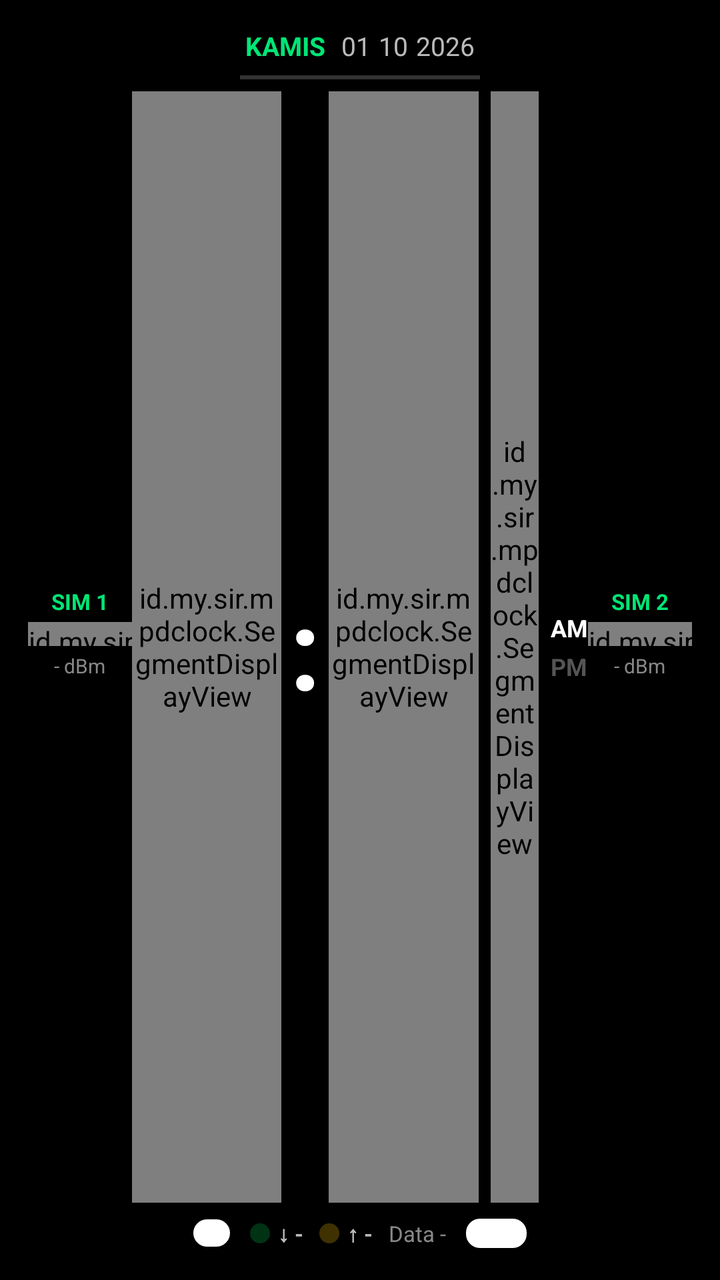
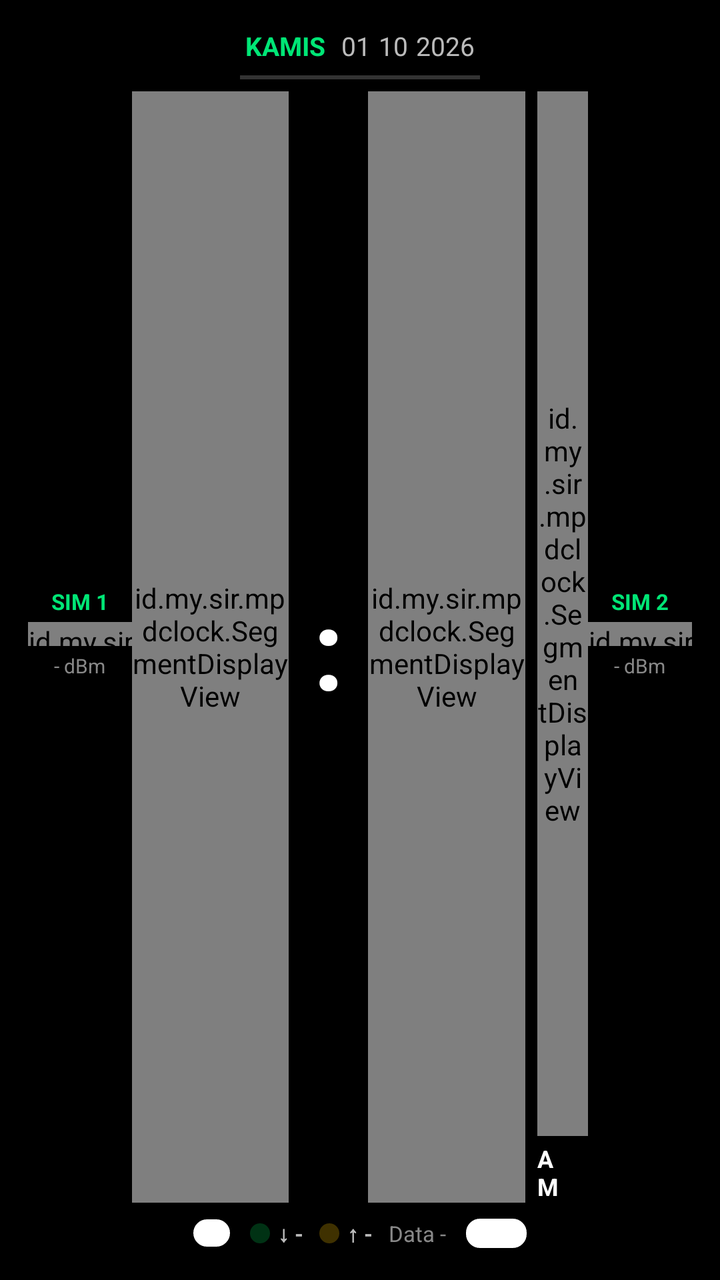

Screens rendered from an Android XML layout before and after an edit, with the pre-edit source and the edit as a unified diff.
<!-- AndroidManifest.xml: application theme Theme.JamDigital -->
<!-- res/layout/activity_main_watch.xml -->
<?xml version="1.0" encoding="utf-8"?>
<FrameLayout xmlns:android="http://schemas.android.com/apk/res/android"
    android:id="@+id/rootFrame"
    android:layout_width="match_parent"
    android:layout_height="match_parent"
    android:background="@android:color/black"
    android:keepScreenOn="true">

    <LinearLayout
        android:layout_width="match_parent"
        android:layout_height="match_parent"
        android:gravity="center"
        android:orientation="vertical"
        android:padding="14dp">

        
        <LinearLayout
            android:layout_width="wrap_content"
            android:layout_height="wrap_content"
            android:gravity="center_vertical"
            android:orientation="horizontal">

            <TextView
                android:id="@+id/dayNameText"
                android:layout_width="wrap_content"
                android:layout_height="wrap_content"
                android:text="KAMIS"
                android:textColor="#00E676"
                android:textSize="13sp"
                android:textStyle="bold" />

            <TextView
                android:id="@+id/dateDayText"
                android:layout_width="wrap_content"
                android:layout_height="wrap_content"
                android:layout_marginStart="8dp"
                android:text="01"
                android:textColor="#BBBBBB"
                android:textSize="13sp" />

            <TextView
                android:id="@+id/dateMonthText"
                android:layout_width="wrap_content"
                android:layout_height="wrap_content"
                android:layout_marginStart="4dp"
                android:text="10"
                android:textColor="#BBBBBB"
                android:textSize="13sp" />

            <TextView
                android:id="@+id/dateYearText"
                android:layout_width="wrap_content"
                android:layout_height="wrap_content"
                android:layout_marginStart="4dp"
                android:text="2026"
                android:textColor="#BBBBBB"
                android:textSize="13sp" />
        </LinearLayout>

        <View
            android:id="@+id/dividerTop"
            android:layout_width="120dp"
            android:layout_height="2dp"
            android:layout_marginTop="6dp"
            android:layout_marginBottom="6dp"
            android:background="#333333" />

        
        <LinearLayout
            android:layout_width="match_parent"
            android:layout_height="0dp"
            android:layout_weight="1"
            android:gravity="center_vertical"
            android:orientation="horizontal">

            
            <LinearLayout
                android:layout_width="wrap_content"
                android:layout_height="wrap_content"
                android:gravity="center_horizontal"
                android:orientation="vertical">

                <TextView
                    android:id="@+id/sim1Label"
                    android:layout_width="wrap_content"
                    android:layout_height="wrap_content"
                    android:text="SIM 1"
                    android:textColor="#00E676"
                    android:textSize="11sp"
                    android:textStyle="bold" />

                <id.my.sir.mpdclock.SignalBarsView
                    android:id="@+id/sim1Bars"
                    android:layout_width="52dp"
                    android:layout_height="12dp"
                    android:layout_marginTop="3dp" />

                <TextView
                    android:id="@+id/sim1Dbm"
                    android:layout_width="wrap_content"
                    android:layout_height="wrap_content"
                    android:layout_marginTop="3dp"
                    android:text="- dBm"
                    android:textColor="#888888"
                    android:textSize="10sp" />

                <TextView
                    android:id="@+id/sim1Band"
                    android:layout_width="wrap_content"
                    android:layout_height="wrap_content"
                    android:text=""
                    android:textColor="#888888"
                    android:textSize="10sp" />
            </LinearLayout>

            
            <LinearLayout
                android:id="@+id/clockBox"
                android:layout_width="0dp"
                android:layout_height="match_parent"
                android:layout_weight="1"
                android:gravity="center"
                android:orientation="horizontal">

                <id.my.sir.mpdclock.SegmentDisplayView
                    android:id="@+id/hourView"
                    android:layout_width="0dp"
                    android:layout_height="match_parent"
                    android:layout_weight="1" />

                <TextView
                    android:id="@+id/colonView"
                    android:layout_width="wrap_content"
                    android:layout_height="wrap_content"
                    android:layout_marginHorizontal="4dp"
                    android:text=":"
                    android:textColor="@android:color/white"
                    android:textSize="56sp"
                    android:textStyle="bold" />

                <id.my.sir.mpdclock.SegmentDisplayView
                    android:id="@+id/minView"
                    android:layout_width="0dp"
                    android:layout_height="match_parent"
                    android:layout_weight="1" />

                <id.my.sir.mpdclock.SegmentDisplayView
                    android:id="@+id/secView"
                    android:layout_width="0dp"
                    android:layout_height="match_parent"
                    android:layout_marginStart="6dp"
                    android:layout_weight="0.32" />

                <LinearLayout
                    android:layout_width="wrap_content"
                    android:layout_height="wrap_content"
                    android:layout_marginStart="6dp"
                    android:orientation="vertical">

                    <TextView
                        android:id="@+id/amText"
                        android:layout_width="wrap_content"
                        android:layout_height="wrap_content"
                        android:text="AM"
                        android:textColor="@android:color/white"
                        android:textSize="12sp"
                        android:textStyle="bold" />

                    <TextView
                        android:id="@+id/pmText"
                        android:layout_width="wrap_content"
                        android:layout_height="wrap_content"
                        android:layout_marginTop="3dp"
                        android:text="PM"
                        android:textColor="#555555"
                        android:textSize="12sp"
                        android:textStyle="bold" />
                </LinearLayout>
            </LinearLayout>

            
            <LinearLayout
                android:layout_width="wrap_content"
                android:layout_height="wrap_content"
                android:gravity="center_horizontal"
                android:orientation="vertical">

                <TextView
                    android:id="@+id/sim2Label"
                    android:layout_width="wrap_content"
                    android:layout_height="wrap_content"
                    android:text="SIM 2"
                    android:textColor="#00E676"
                    android:textSize="11sp"
                    android:textStyle="bold" />

                <id.my.sir.mpdclock.SignalBarsView
                    android:id="@+id/sim2Bars"
                    android:layout_width="52dp"
                    android:layout_height="12dp"
                    android:layout_marginTop="3dp" />

                <TextView
                    android:id="@+id/sim2Dbm"
                    android:layout_width="wrap_content"
                    android:layout_height="wrap_content"
                    android:layout_marginTop="3dp"
                    android:text="- dBm"
                    android:textColor="#888888"
                    android:textSize="10sp" />

                <TextView
                    android:id="@+id/sim2Band"
                    android:layout_width="wrap_content"
                    android:layout_height="wrap_content"
                    android:text=""
                    android:textColor="#888888"
                    android:textSize="10sp" />
            </LinearLayout>
        </LinearLayout>

        
        <LinearLayout
            android:layout_width="wrap_content"
            android:layout_height="wrap_content"
            android:layout_marginTop="6dp"
            android:gravity="center_vertical"
            android:orientation="horizontal">

            <TextView
                android:id="@+id/netBadge"
                android:layout_width="wrap_content"
                android:layout_height="wrap_content"
                android:background="@drawable/badge_outline"
                android:paddingHorizontal="5dp"
                android:paddingVertical="2dp"
                android:text="4G"
                android:textColor="@android:color/white"
                android:textSize="10sp"
                android:textStyle="bold" />

            <View
                android:id="@+id/ledDown"
                android:layout_width="10dp"
                android:layout_height="10dp"
                android:layout_marginStart="8dp"
                android:alpha="0.25"
                android:background="@drawable/led_green" />

            <TextView
                android:id="@+id/dlSpeed"
                android:layout_width="wrap_content"
                android:layout_height="wrap_content"
                android:layout_marginStart="4dp"
                android:maxLines="1"
                android:text="↓ -"
                android:textColor="#BBBBBB"
                android:textSize="11sp"
                android:textStyle="bold" />

            <View
                android:id="@+id/ledUp"
                android:layout_width="10dp"
                android:layout_height="10dp"
                android:layout_marginStart="8dp"
                android:alpha="0.25"
                android:background="@drawable/led_yellow" />

            <TextView
                android:id="@+id/ulSpeed"
                android:layout_width="wrap_content"
                android:layout_height="wrap_content"
                android:layout_marginStart="4dp"
                android:maxLines="1"
                android:text="↑ -"
                android:textColor="#BBBBBB"
                android:textSize="11sp"
                android:textStyle="bold" />

            <TextView
                android:id="@+id/dataUsageText"
                android:layout_width="wrap_content"
                android:layout_height="wrap_content"
                android:layout_marginStart="8dp"
                android:maxLines="1"
                android:text="Data -"
                android:textColor="#888888"
                android:textSize="11sp" />

            <TextView
                android:id="@+id/tempText"
                android:layout_width="wrap_content"
                android:layout_height="wrap_content"
                android:layout_marginStart="8dp"
                android:background="@drawable/badge_outline"
                android:paddingHorizontal="7dp"
                android:paddingVertical="2dp"
                android:text="--°C"
                android:textColor="@android:color/white"
                android:textSize="11sp"
                android:textStyle="bold" />
        </LinearLayout>
    </LinearLayout>
</FrameLayout>
<!-- resources referenced by this layout -->
<resources>
  <!-- drawable badge_outline (drawable) -->
  <?xml version="1.0" encoding="utf-8"?>
  <shape xmlns:android="http://schemas.android.com/apk/res/android"
      android:shape="rectangle">
      <solid android:color="@android:color/white" />
      <stroke android:width="2dp" android:color="@android:color/black" />
      <corners android:radius="8dp" />
  </shape>
  <!-- drawable led_green (drawable) -->
  <?xml version="1.0" encoding="utf-8"?>
  <shape xmlns:android="http://schemas.android.com/apk/res/android"
      android:shape="oval">
      <solid android:color="#00C853" />
      <size
          android:width="14dp"
          android:height="14dp" />
  </shape>
  <!-- drawable led_yellow (drawable) -->
  <?xml version="1.0" encoding="utf-8"?>
  <shape xmlns:android="http://schemas.android.com/apk/res/android"
      android:shape="oval">
      <solid android:color="#FFC400" />
      <size
          android:width="14dp"
          android:height="14dp" />
  </shape>
  <style name="Theme.JamDigital" parent="android:Theme.Material.Light.NoActionBar">
          <item name="android:windowBackground">@android:color/white</item>
          
          <item name="android:windowFullscreen">true</item>
          <item name="android:windowNoTitle">true</item>
          <item name="android:windowContentOverlay">@null</item>
          <item name="android:statusBarColor">@android:color/transparent</item>
          <item name="android:navigationBarColor">@android:color/transparent</item>
      </style>
</resources>

<!-- the commit's change to res/layout/activity_main_watch.xml (unified diff, before → after) -->
@@ -132,7 +132,7 @@
                     android:id="@+id/colonView"
                     android:layout_width="wrap_content"
                     android:layout_height="wrap_content"
-                    android:layout_marginHorizontal="4dp"
+                    android:layout_marginHorizontal="12dp"
                     android:text=":"
                     android:textColor="@android:color/white"
                     android:textSize="56sp"
@@ -144,37 +144,46 @@
                     android:layout_height="match_parent"
                     android:layout_weight="1" />
 
-                <id.my.sir.mpdclock.SegmentDisplayView
-                    android:id="@+id/secView"
+                <LinearLayout
                     android:layout_width="0dp"
                     android:layout_height="match_parent"
                     android:layout_marginStart="6dp"
-                    android:layout_weight="0.32" />
-
-                <LinearLayout
-                    android:layout_width="wrap_content"
-                    android:layout_height="wrap_content"
-                    android:layout_marginStart="6dp"
+                    android:layout_weight="0.32"
+                    android:gravity="center_horizontal"
                     android:orientation="vertical">
 
-                    <TextView
-                        android:id="@+id/amText"
-                        android:layout_width="wrap_content"
-                        android:layout_height="wrap_content"
-                        android:text="AM"
-                        android:textColor="@android:color/white"
-                        android:textSize="12sp"
-                        android:textStyle="bold" />
-
-                    <TextView
-                        android:id="@+id/pmText"
+                    <id.my.sir.mpdclock.SegmentDisplayView
+                        android:id="@+id/secView"
+                        android:layout_width="match_parent"
+                        android:layout_height="0dp"
+                        android:layout_weight="1" />
+
+                    <LinearLayout
                         android:layout_width="wrap_content"
                         android:layout_height="wrap_content"
                         android:layout_marginTop="3dp"
-                        android:text="PM"
-                        android:textColor="#555555"
-                        android:textSize="12sp"
-                        android:textStyle="bold" />
+                        android:gravity="center"
+                        android:orientation="horizontal">
+
+                        <TextView
+                            android:id="@+id/amText"
+                            android:layout_width="wrap_content"
+                            android:layout_height="wrap_content"
+                            android:layout_marginEnd="8dp"
+                            android:text="AM"
+                            android:textColor="@android:color/white"
+                            android:textSize="12sp"
+                            android:textStyle="bold" />
+
+                        <TextView
+                            android:id="@+id/pmText"
+                            android:layout_width="wrap_content"
+                            android:layout_height="wrap_content"
+                            android:text="PM"
+                            android:textColor="#555555"
+                            android:textSize="12sp"
+                            android:textStyle="bold" />
+                    </LinearLayout>
                 </LinearLayout>
             </LinearLayout>
 
